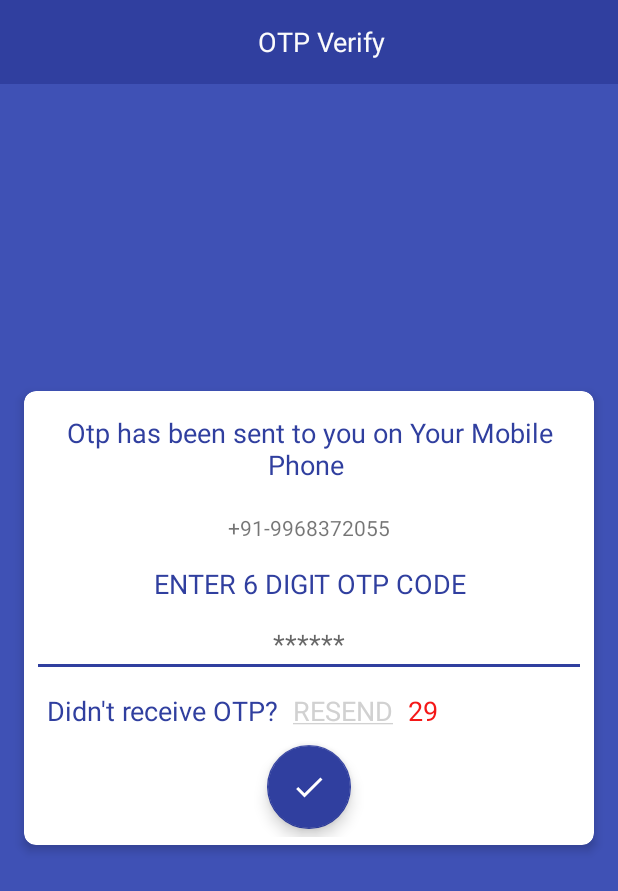
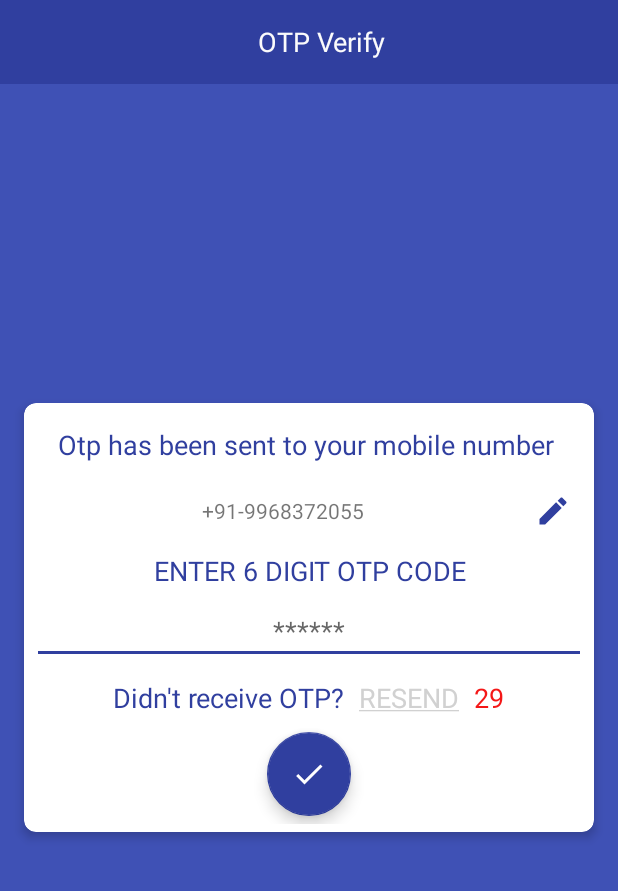
Before and after one commit to NativeDevlopment/CricTeam, an Android app: the OtpVerifyActivity screen opened directly, with no data from a screen before it, on a phone screen of 412 x 824 dp. Shown: the top 891 px of the screen. Run offline under Robolectric (Android 15) with nearby library versions, the phone set to English and light mode, and no system bars; our stand-ins replace Firebase (no records; nobody signed in at launch, a user with empty details on screens opened directly); 1 statement that could not run was skipped.

Commit message:
changes in screen design

```diff
--- a/app/src/main/java/com/cricteam/CricTeamApplication.java
+++ b/app/src/main/java/com/cricteam/CricTeamApplication.java
@@ -12,11 +12,14 @@ import com.google.firebase.FirebaseApp;
  */
 
 public class CricTeamApplication extends Application {
+    static {
+        AppCompatDelegate.setCompatVectorFromResourcesEnabled(true);
+    }
+
     @Override
     public void onCreate() {
         super.onCreate();
         FirebaseApp.initializeApp(this);
-        AppCompatDelegate.setCompatVectorFromResourcesEnabled(true);
 
     }
 
--- a/app/src/main/java/com/cricteam/OtpVerifyActivity.java
+++ b/app/src/main/java/com/cricteam/OtpVerifyActivity.java
@@ -12,6 +12,7 @@ import android.support.annotation.NonNull;
 import android.support.design.widget.Snackbar;
 import android.support.v4.content.ContextCompat;
 import android.support.v7.app.AppCompatActivity;
+import android.support.v7.content.res.AppCompatResources;
 import android.support.v7.widget.Toolbar;
 import android.util.Log;
 import android.view.View;
@@ -51,7 +52,7 @@ public class OtpVerifyActivity extends AppCompatActivity  implements OnClickList
     private View fbVerifyOtp;
     private Toolbar toolbar;
     private TextView titleHeader;
-    private TextView tvMobileNO;
+    private TextView tvMobileNO,tvLabel;
     private EditText etOtpNo;
     private TextView tvResendCode;
     private TextView tvTimer;
@@ -70,6 +71,8 @@ public class OtpVerifyActivity extends AppCompatActivity  implements OnClickList
         setContentView(R.layout.activity_verify_otp);
         fbVerifyOtp = findViewById(R.id.fbVerifyOtp);
         tvMobileNO = (TextView) findViewById(R.id.tvMobileNO);
+        tvLabel = (TextView) findViewById(R.id.tvLabel);
+        tvMobileNO.setCompoundDrawablesWithIntrinsicBounds(null,null, AppCompatResources.getDrawable(this, R.drawable.ic_edit_black_24dp),null);
         tvResendCode = (TextView) findViewById(R.id.tvResendCode);
         setenableResendButton(false);
         tvTimer = (TextView) findViewById(R.id.tvTimer);
--- a/app/src/main/java/com/cricteam/fragment/UserAccountFragment.java
+++ b/app/src/main/java/com/cricteam/fragment/UserAccountFragment.java
@@ -9,6 +9,7 @@ import android.support.annotation.NonNull;
 import android.support.annotation.Nullable;
 import android.support.design.widget.FloatingActionButton;
 import android.support.v4.app.Fragment;
+import android.support.v7.content.res.AppCompatResources;
 import android.support.v7.widget.LinearLayoutManager;
 import android.support.v7.widget.RecyclerView;
 import android.util.Log;
@@ -122,6 +123,7 @@ public class UserAccountFragment extends Fragment implements View.OnClickListene
         initializedId();
         fbSaveUser.setOnClickListener(this);
         tv_user_address.setOnClickListener(this);
+        tv_user_address.setCompoundDrawablesWithIntrinsicBounds(AppCompatResources.getDrawable(mContext, R.drawable.ic_place_black_24dp), null, null, null);
         ivUserPics.setOnClickListener(this);
         FirebaseStorage storage = FirebaseStorage.getInstance();
         storageRef = storage.getReference("user");
--- a/app/src/main/res/layout/activity_verify_otp.xml
+++ b/app/src/main/res/layout/activity_verify_otp.xml
@@ -16,10 +16,11 @@
         app:cardElevation="4dp"
         app:cardBackgroundColor="@android:color/white"
         >
-        <RelativeLayout
+        <LinearLayout
             android:layout_width="match_parent"
             android:layout_gravity="center"
             android:padding="5dp"
+            android:orientation="vertical"
             android:layout_height="match_parent">
             <TextView
                 android:id="@+id/tvLabel"
@@ -28,21 +29,19 @@
                 android:padding="10dp"
                 android:gravity="center"
                 android:textColor="@color/colorPrimaryDark"
-                android:text="Otp has been sent to you on Your Mobile Phone "
+                android:text="Otp has been sent to your mobile number "
                 android:textAppearance="?android:textAppearanceMedium"/>
             <TextView
-                android:layout_below="@+id/tvLabel"
                 android:id="@+id/tvMobileNO"
-                android:layout_width="wrap_content"
+                android:layout_width="match_parent"
                 android:gravity="center"
-
                 android:padding="10dp"
                 android:drawablePadding="10dp"
                 android:layout_height="wrap_content"
                 android:layout_centerHorizontal="true"
                 android:text="+91-9968372055"
                 />
-            <!-- android:drawableRight="@drawable/ic_edit_black_24dp"-->
+
             <TextView
                 android:id="@+id/tvEnterOtpCode"
                 android:layout_width="match_parent"
@@ -63,11 +62,16 @@
                 android:maxLines="1"
                 android:maxLength="6"
                 android:hint="******"
-
                 android:layout_below="@+id/tvEnterOtpCode"
                 android:gravity="center"
                 android:layout_alignParentLeft="true"
                 android:layout_alignParentStart="true" />
+            <LinearLayout
+                android:layout_width="match_parent"
+                android:layout_height="wrap_content"
+                android:orientation="horizontal"
+                android:layout_gravity="center"
+                android:gravity="center">
 
                 <TextView
                     android:id="@+id/tvNotReceiveOtp"
@@ -109,12 +113,14 @@
                     android:textColor="@color/red"
                     android:text="30"
                     android:textAppearance="?android:textAppearanceMedium"/>
+            </LinearLayout>
 
             <android.support.design.widget.FloatingActionButton
                 android:layout_width="wrap_content"
                 android:layout_height="wrap_content"
                 app:backgroundTint="@color/colorPrimaryDark"
                 app:fabSize="normal"
+                android:layout_gravity="center"
                 android:layout_margin="5dp"
                 app:rippleColor="@android:color/white"
                 android:layout_centerHorizontal="true"
@@ -122,7 +128,7 @@
                 app:srcCompat="@drawable/ic_check_black_24dp"
                 android:layout_below="@+id/tvNotReceiveOtp"
                 />
-        </RelativeLayout>
+        </LinearLayout>
     </android.support.v7.widget.CardView>
 
 </FrameLayout>
--- a/app/src/main/res/layout/fragment_create_team.xml
+++ b/app/src/main/res/layout/fragment_create_team.xml
@@ -32,14 +32,13 @@
                 android:layout_height="wrap_content"
                 android:gravity="center"
                 android:padding="10dp"
-                android:text="Create team to find near by other team for play match  together"
+                android:text="Find near-by team to play match together"
                 android:textAppearance="?android:textAppearanceMedium"
                 android:textColor="@color/colorPrimaryDark" />
                 <com.cricteam.imagepicker.ImagePicker
                     android:id="@+id/ivTeamLogo"
                     android:layout_below="@+id/tvLabel"
                     android:layout_centerHorizontal="true"
-
                     android:layout_width="wrap_content"
                     android:layout_height="wrap_content"/>
            <!-- <ImageView
@@ -107,7 +106,6 @@
                 android:layout_width="match_parent"
                 android:layout_height="wrap_content"
                 android:layout_below="@+id/tvYourlocation"
-                android:drawableRight="@drawable/ic_add_location_black_24dp"
                 android:gravity="left|center"
                 android:maxLines="2"
                 android:ellipsize="end"
--- a/app/src/main/res/layout/fragment_user_account.xml
+++ b/app/src/main/res/layout/fragment_user_account.xml
@@ -153,7 +153,6 @@
                         android:layout_width="match_parent"
                         android:layout_height="wrap_content"
                         android:layout_below="@+id/tvYourlocation"
-                        android:drawableLeft="@drawable/ic_place_black_24dp"
                         android:gravity="left|center_vertical"
                         android:paddingLeft="10dp"
                         android:paddingRight="10dp"
--- a/app/src/main/res/values/strings.xml
+++ b/app/src/main/res/values/strings.xml
@@ -27,4 +27,7 @@
     <string name="resend"><u>RESEND</u></string>
     <string name="_20_ratings_3_reviews">20 ratings 3 review</string>
     <string name="skip"><u>Skip</u></string>
+    <string name="invite_sports_lover_to_join_app">Invite Sports Lover to join App</string>
+    <string name="do_you_want_to_create_team">Do You want to Create Team</string>
+    <string name="my_team">My Team</string>
 </resources>
```
Also changed, not shown: app/src/main/java/com/cricteam/adapter/MyTeamAdapter.java (+6 -1 lines), app/src/main/java/com/cricteam/fragment/AccountFragment.java (+23 -3 lines), app/src/main/java/com/cricteam/fragment/CreateTeamFragment.java (+3 -5 lines), app/src/main/java/com/cricteam/model/MyTeam.java (added, +8 -0 lines), app/src/main/res/layout/fragment_account.xml (+18 -7 lines). Lines whose indentation alone changed are shown as unchanged.
